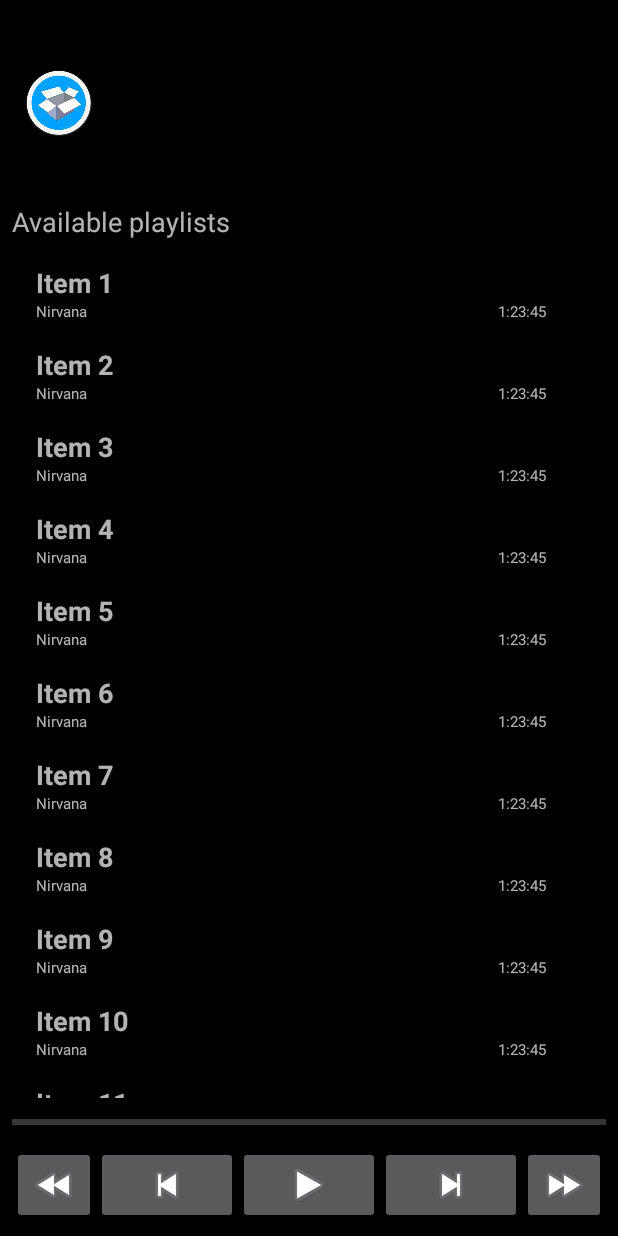
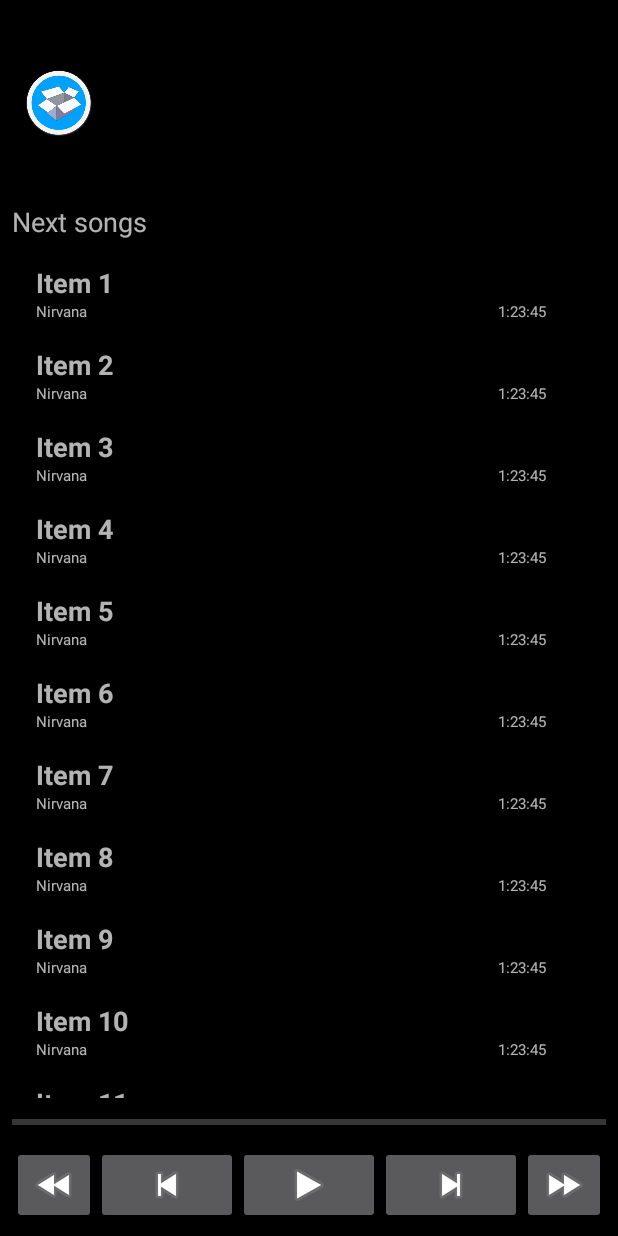
Before and after one commit to jpavelek/DropboxPlayer, an Android app: the ActivityAudioPlayback screen opened directly, with no data from a screen before it, on a phone screen of 412 x 824 dp. Run offline under Robolectric (Android 15) with nearby library versions, the phone set to English and light mode, and no system bars.

Commit message:
Fixed non localizable string FIxed landscape layout

```diff
--- a/app/src/main/res/layout-land/activity_audio_playback.xml
+++ b/app/src/main/res/layout-land/activity_audio_playback.xml
@@ -1,15 +1,18 @@
 <?xml version="1.0" encoding="utf-8"?>
-<TableLayout
+<LinearLayout
     xmlns:android="http://schemas.android.com/apk/res/android"
     xmlns:tools="http://schemas.android.com/tools"
     android:id="@+id/audio_playback"
     android:layout_width="match_parent"
     android:layout_height="match_parent"
+    android:orientation="horizontal"
+    android:layout_margin="@dimen/text_margin"
     tools:context="com.afte9.dropboxplayer.ActivityAudioPlayback">
-    <TableRow>
+
         <RelativeLayout
             android:layout_width="wrap_content"
-            android:layout_height="match_parent">
+            android:layout_height="match_parent"
+            android:layout_weight="1">
             <include
                 layout="@layout/currently_playing_and_playlist"
                 android:id="@+id/now_playing"
@@ -23,15 +26,11 @@
                 android:layout_width="wrap_content"
                 android:layout_alignParentBottom="true"/>
         </RelativeLayout>
-        <LinearLayout
+        <fragment
+            android:id="@+id/f_list_of_songs"
+            android:name="com.afte9.dropboxplayer.Songs.FragmentSongs"
+            android:layout_width="wrap_content"
             android:layout_height="match_parent"
-            android:layout_width="wrap_content">
-            <fragment
-                android:id="@+id/f_list_of_songs"
-                android:layout_width="wrap_content"
-                android:layout_height="match_parent"
-                android:name = "com.afte9.dropboxplayer.Songs.FragmentSongs"/>
-        </LinearLayout>
-
-    </TableRow>
-</TableLayout>
+            android:layout_weight="1"
+            tools:layout="@layout/fragment_songlist_item_list" />
+</LinearLayout>
--- a/app/src/main/res/layout/activity_audio_playback.xml
+++ b/app/src/main/res/layout/activity_audio_playback.xml
@@ -17,11 +17,12 @@
 
     <fragment
         android:id="@+id/f_list_of_songs"
+        android:name="com.afte9.dropboxplayer.Songs.FragmentSongs"
         android:layout_width="match_parent"
         android:layout_height="wrap_content"
-        android:name = "com.afte9.dropboxplayer.Songs.FragmentSongs"
+        android:layout_above="@+id/playback_controls"
         android:layout_below="@+id/now_playing"
-        android:layout_above="@+id/playback_controls"/>
+        tools:layout="@layout/fragment_songlist_item_list" />
 
     <include
         layout="@layout/playback_controls"
--- a/app/src/main/res/layout/fragment_songlist_item_list.xml
+++ b/app/src/main/res/layout/fragment_songlist_item_list.xml
@@ -14,8 +14,8 @@
         android:layout_width="match_parent"
         android:layout_height="wrap_content"
         android:layout_margin="@dimen/text_margin"
-        android:text="@string/playlists"
-        tools:text="Playlists"/>
+        android:text="@string/next_songs"
+        tools:text="@string/next_songs" />
 
     <android.support.v7.widget.RecyclerView
         android:id="@+id/list"
```
